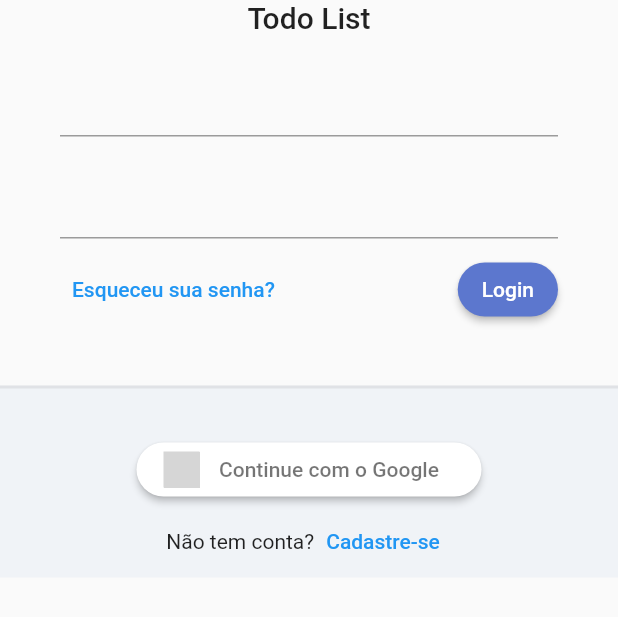
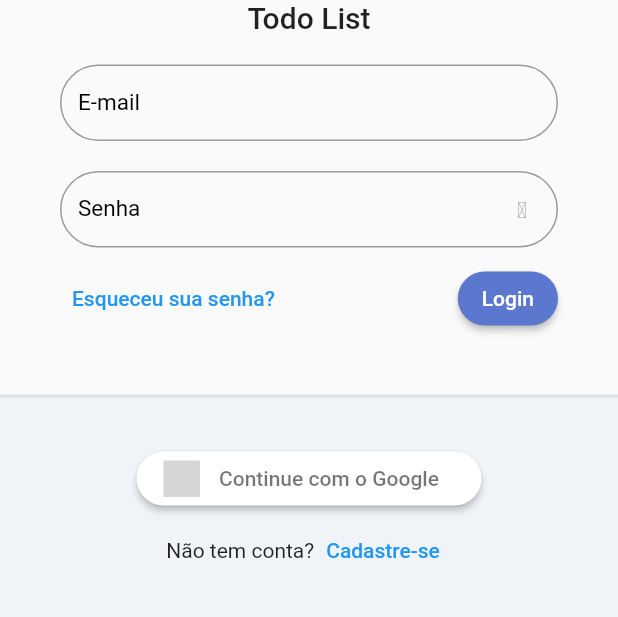
Before and after one commit to jsaintz/todo-list-provider, a Flutter app: the screen it shows after launch, after a tap on "Login", on a phone screen of 412 x 824 dp, the part 315-932 px from its top. Run offline on Flutter 3.47's test engine with Material 2 defaults, Android fonts, the phone set to English and light mode, and no system bars; our stand-ins replace flutter_signin_button, google_fonts, sqflite, sqflite_common, synchronized; accounts and stored records are empty; Roboto replaces fonts that are missing (Mandali); grey boxes are pictures that could not be loaded.

Commit message:
include assets and fonts, create custom field

```diff
--- /dev/null
+++ b/lib/app/core/ui/todo_list_icons.dart
@@ -0,0 +1,11 @@
+import 'package:flutter/widgets.dart';
+
+class TodoListIcons {
+  TodoListIcons._();
+
+  static const _kFontFam = 'TodoListIcons';
+  static const String? _kFontPkg = null;
+
+  static const IconData eye = IconData(0xf06e, fontFamily: _kFontFam, fontPackage: _kFontPkg);
+  static const IconData eye_slash = IconData(0xf070, fontFamily: _kFontFam, fontPackage: _kFontPkg);
+}
--- /dev/null
+++ b/lib/app/core/widget/todo_list_field.dart
@@ -0,0 +1,55 @@
+import 'package:flutter/material.dart';
+import 'package:todo_list_provider/app/core/ui/todo_list_icons.dart';
+
+class TodoListField extends StatelessWidget {
+  final String label;
+  final bool obscureText;
+  final IconButton? suffixIconButton;
+  final ValueNotifier<bool> obscureTextVn;
+
+  TodoListField({
+    Key? key,
+    required this.label,
+    this.suffixIconButton,
+    this.obscureText = false,
+  })  : assert(obscureText == true ? suffixIconButton == null : true, ''),
+        obscureTextVn = ValueNotifier(obscureText),
+        super(key: key);
+
+  @override
+  Widget build(BuildContext context) {
+    return ValueListenableBuilder<bool>(
+      valueListenable: obscureTextVn,
+      builder: (_, obscureTextValue, child) => TextFormField(
+        decoration: InputDecoration(
+          labelText: label,
+          labelStyle: const TextStyle(
+            fontSize: 15,
+            color: Colors.black,
+          ),
+          border: OutlineInputBorder(
+            borderRadius: BorderRadius.circular(30),
+          ),
+          errorBorder: OutlineInputBorder(
+            borderRadius: BorderRadius.circular(30),
+            borderSide: const BorderSide(color: Colors.red),
+          ),
+          isDense: true,
+          suffixIcon: suffixIconButton ??
+              (obscureText == true
+                  ? IconButton(
+                      onPressed: () {
+                        obscureTextVn.value = !obscureTextValue;
+                      },
+                      icon: Icon(
+                        !obscureTextValue ? TodoListIcons.eye_slash : TodoListIcons.eye,
+                        size: 15,
+                      ),
+                    )
+                  : null),
+        ),
+        obscureText: obscureTextValue,
+      ),
+    );
+  }
+}
--- a/lib/app/core/widget/todo_list_logo.dart
+++ b/lib/app/core/widget/todo_list_logo.dart
@@ -7,7 +7,8 @@ class TodoListLogo extends StatelessWidget {
   @override
   Widget build(BuildContext context) {
     return Column(
-      mainAxisAlignment: MainAxisAlignment.center,
+      crossAxisAlignment: CrossAxisAlignment.center,
+      // mainAxisAlignment: MainAxisAlignment.center,
       children: [
         Image.asset(
           'assets/logo.png',
--- a/lib/app/modules/auth/login/login_page.dart
+++ b/lib/app/modules/auth/login/login_page.dart
@@ -1,5 +1,6 @@
 import 'package:flutter/material.dart';
 import 'package:flutter_signin_button/flutter_signin_button.dart';
+import 'package:todo_list_provider/app/core/widget/todo_list_field.dart';
 import 'package:todo_list_provider/app/core/widget/todo_list_logo.dart';
 
 class LoginPage extends StatefulWidget {
@@ -14,7 +15,8 @@ class _LoginPageState extends State<LoginPage> {
   Widget build(BuildContext context) {
     return Scaffold(
       body: LayoutBuilder(
-        builder: (context, constraints) => SingleChildScrollView(
+        builder: (context, constraints) {
+          return SingleChildScrollView(
             child: ConstrainedBox(
               constraints: BoxConstraints(
                 maxHeight: constraints.maxHeight,
@@ -22,7 +24,7 @@ class _LoginPageState extends State<LoginPage> {
               ),
               child: IntrinsicHeight(
                 child: Column(
-                mainAxisSize: MainAxisSize.min,
+                  mainAxisSize: MainAxisSize.max,
                   children: [
                     const SizedBox(height: 10),
                     const TodoListLogo(),
@@ -31,9 +33,9 @@ class _LoginPageState extends State<LoginPage> {
                       child: Form(
                         child: Column(
                           children: [
-                          TextFormField(),
+                            TodoListField(label: 'E-mail'),
                             const SizedBox(height: 20),
-                          TextFormField(),
+                            TodoListField(label: 'Senha', obscureText: true),
                             const SizedBox(height: 10),
                             Row(
                               mainAxisAlignment: MainAxisAlignment.spaceBetween,
@@ -59,7 +61,9 @@ class _LoginPageState extends State<LoginPage> {
                     ),
                     const SizedBox(height: 20),
                     Expanded(
+                      flex: 1,
                       child: Container(
+                        height: 350,
                         decoration: BoxDecoration(
                           color: const Color(0xffF0F3F7),
                           border: Border(
@@ -100,7 +104,8 @@ class _LoginPageState extends State<LoginPage> {
                 ),
               ),
             ),
-        ),
+          );
+        },
       ),
     );
   }
```
Also changed, not shown: pubspec.yaml (+4 -4 lines), assets/fonts/TodoListIcons.ttf (added). Lines whose indentation alone changed are shown as unchanged.
